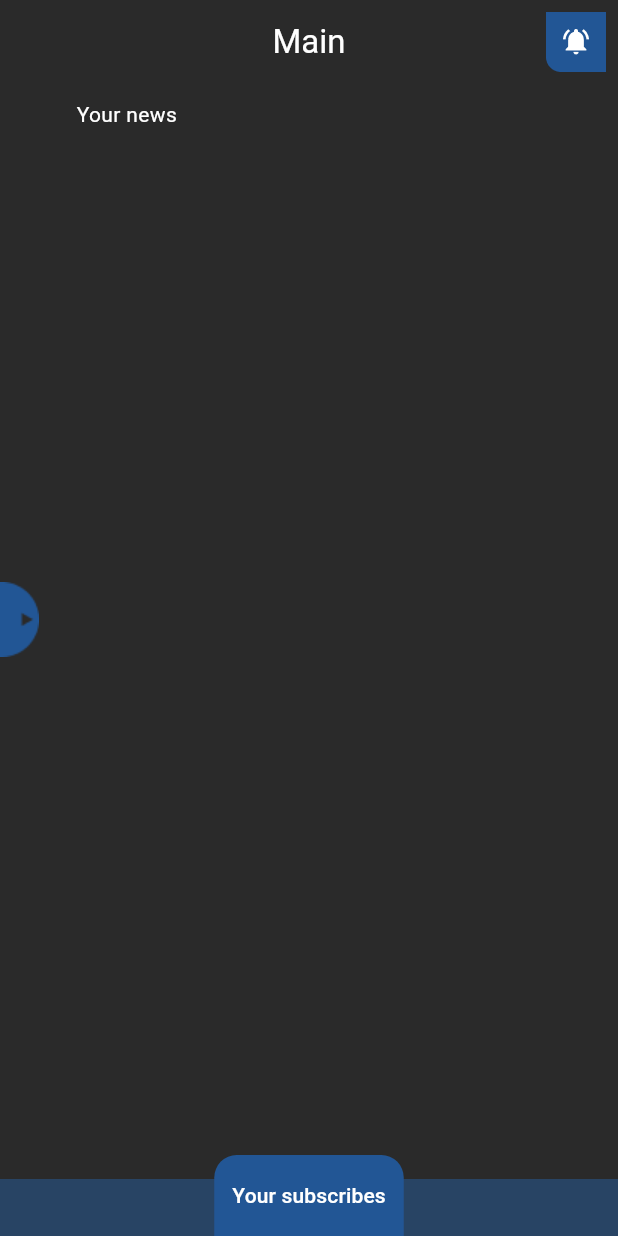
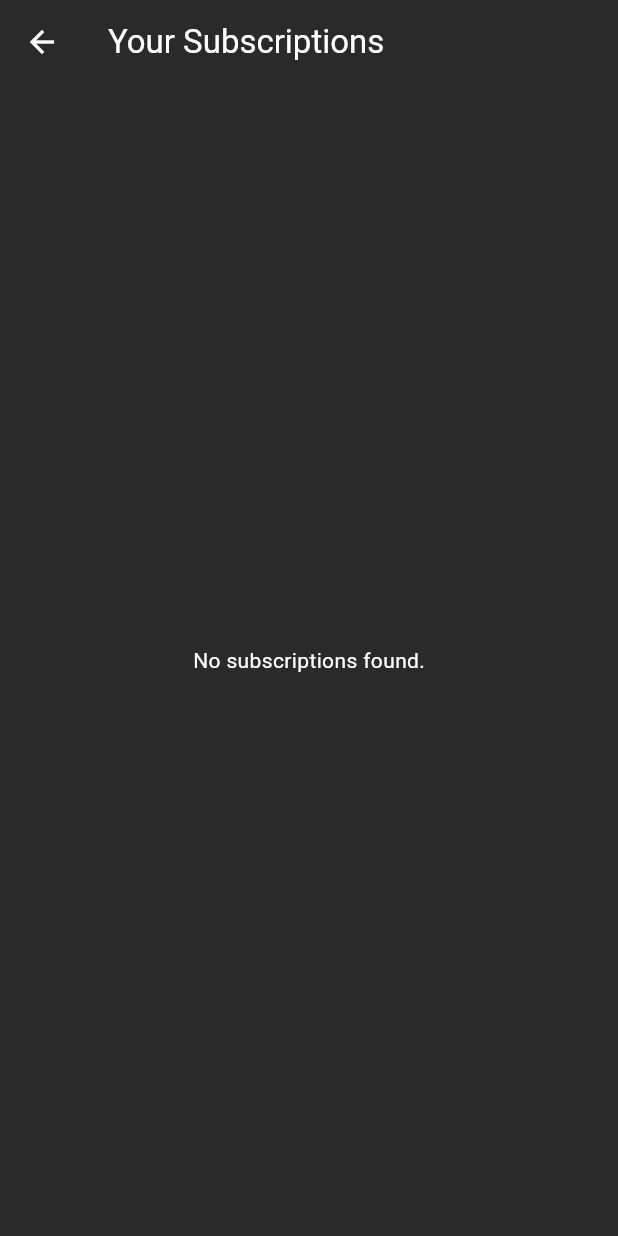
Before and after one commit to 517ANT38/sstu-event-app, a Flutter app: the screen it shows after launch, after a tap on "Your subscribes", on a phone screen of 412 x 824 dp. Run offline on Flutter 3.47's test engine with Material 3 defaults, Android fonts, the phone set to English and light mode, and no system bars; our stand-ins replace flutter_local_notifications, shared_preferences; statements that could not run were skipped.

Commit message:
add Your Subscriptions

```diff
--- a/frontend/lib/components/bottomnavbar.dart
+++ b/frontend/lib/components/bottomnavbar.dart
@@ -1,4 +1,5 @@
 import 'package:flutter/material.dart';
+import 'package:sstu_event_app/pages/subscriptlistpage.dart';
 
 class BottomNavBar extends StatelessWidget {
   const BottomNavBar({super.key});
@@ -9,16 +10,26 @@ class BottomNavBar extends StatelessWidget {
       alignment: Alignment.bottomCenter,
       children: [
         Container(
-            color: Theme.of(context).colorScheme.secondary,
-            constraints: const BoxConstraints.tightFor(height: 38)),
+          color: Theme.of(context).colorScheme.secondary,
+          constraints: const BoxConstraints.tightFor(height: 38),
+        ),
         Container(
           constraints: const BoxConstraints.tightFor(height: 54),
           decoration: BoxDecoration(
-              borderRadius:
-                  const BorderRadius.vertical(top: Radius.circular(15)),
-              color: Theme.of(context).colorScheme.inversePrimary),
+            borderRadius: const BorderRadius.vertical(top: Radius.circular(15)),
+            color: Theme.of(context).colorScheme.inversePrimary,
+          ),
           child: TextButton(
-              onPressed: () {}, child: const Text("Your subscribes")),
+            onPressed: () {
+              Navigator.push(
+                context,
+                MaterialPageRoute(
+                  builder: (context) => const SubscriptionListPage(),
+                ),
+              );
+            },
+            child: const Text("Your subscribes"),
+          ),
         )
       ],
     );
--- a/frontend/lib/models/eventrequest.dart
+++ b/frontend/lib/models/eventrequest.dart
@@ -28,12 +28,12 @@ class EventRequest {
       {
         'firstName': String firstName,
         'secondName': String secondName,
-        'middleName': String middleName,
+        'middleName': String? middleName,
         'edu': String edu,
         'phone': String phone,
         'countChild': int countChild,
         'fromClass': int fromClass,
-        'toClass': int toClass,
+        'toClass': int? toClass,
         'idEvent': String idEvent,
         'isRepresentative':bool isRepresentative
       } =>
--- /dev/null
+++ b/frontend/lib/pages/subscriptlistpage.dart
@@ -0,0 +1,60 @@
+import 'package:flutter/material.dart';
+import 'subscriptdetailpage.dart';
+import 'package:sstu_event_app/models/eventrequest.dart';
+import 'package:sstu_event_app/services/sharedpreferencesservice.dart';
+
+class SubscriptionListPage extends StatefulWidget {
+  const SubscriptionListPage({super.key});
+
+  @override
+  State<SubscriptionListPage> createState() => _SubscriptionListPageState();
+}
+
+class _SubscriptionListPageState extends State<SubscriptionListPage> {
+  List<EventRequest> subscriptions = [];
+
+  @override
+  void initState() {
+    super.initState();
+    _loadSubscriptions();
+  }
+
+  Future<void> _loadSubscriptions() async {
+    final serv = Sharedpreferencesservice.get();
+    final subscriptionData = await serv.loadSubscriptions();
+    setState(() {
+      subscriptions = subscriptionData;
+    });
+  }
+
+  @override
+  Widget build(BuildContext context) {
+    return Scaffold(
+      appBar: AppBar(
+        title: const Text('Your Subscriptions'),
+      ),
+      body: subscriptions.isEmpty
+          ? const Center(child: Text('No subscriptions found.'))
+          : ListView.builder(
+              itemCount: subscriptions.length,
+              itemBuilder: (context, index) {
+                final subscription = subscriptions[index];
+                return ListTile(
+                  title: Text('${subscription.firstName} ${subscription.secondName}'),
+                  subtitle: Text(subscription.edu),
+                  onTap: () {
+                    Navigator.push(
+                      context,
+                      MaterialPageRoute(
+                        builder: (context) => SubscriptionDetailPage(
+                          subscription: subscription,
+                        ),
+                      ),
+                    );
+                  },
+                );
+              },
+            ),
+    );
+  }
+}
--- /dev/null
+++ b/frontend/lib/services/sharedpreferencesservice.dart
@@ -0,0 +1,30 @@
+
+import 'dart:convert';
+import 'package:shared_preferences/shared_preferences.dart';
+import 'package:sstu_event_app/models/eventrequest.dart';
+
+class Sharedpreferencesservice {
+  static Sharedpreferencesservice? _service;
+  Sharedpreferencesservice._();
+  static Sharedpreferencesservice get() {
+    _service ??= Sharedpreferencesservice._();
+    return _service!;
+  }
+
+  Future<List<EventRequest>> loadSubscriptions() async {
+    final prefs = await SharedPreferences.getInstance();
+    List<String> lst  = (await prefs.getStringList('subscriptions')) ?? [];
+    return lst.map((e) =>EventRequest.fromJson(json.decode(e)))
+          .toList();
+
+  }
+
+  Future<void> addSubscriptions(EventRequest subscription) async {
+  final prefs = await SharedPreferences.getInstance();
+  List<String> subscriptionData = (prefs.getStringList('subscriptions')) ?? [];
+  subscriptionData.add(json.encode(subscription));
+  await prefs.setStringList('subscriptions', subscriptionData);
+}
+
+
+}
--- a/frontend/pubspec.yaml
+++ b/frontend/pubspec.yaml
@@ -10,6 +10,7 @@ dependencies:
   flutter:
     sdk: flutter
   flutter_local_notifications: ^18.0.1
+  shared_preferences: ^2.3.3
   http: ^1.2.2
 
 dev_dependencies:
```
Also changed, not shown: frontend/lib/pages/eventform.dart (+6 -2 lines), frontend/lib/pages/subscriptdetailpage.dart (added, +41 -0 lines), frontend/pubspec.lock, 1 other file.
